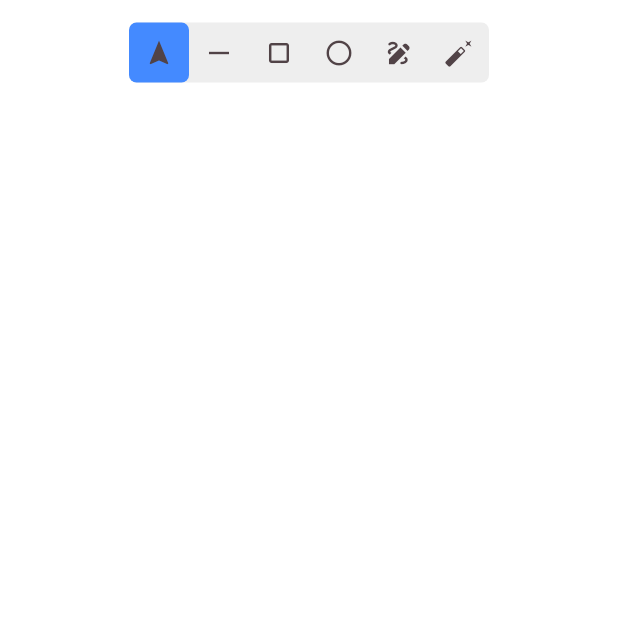
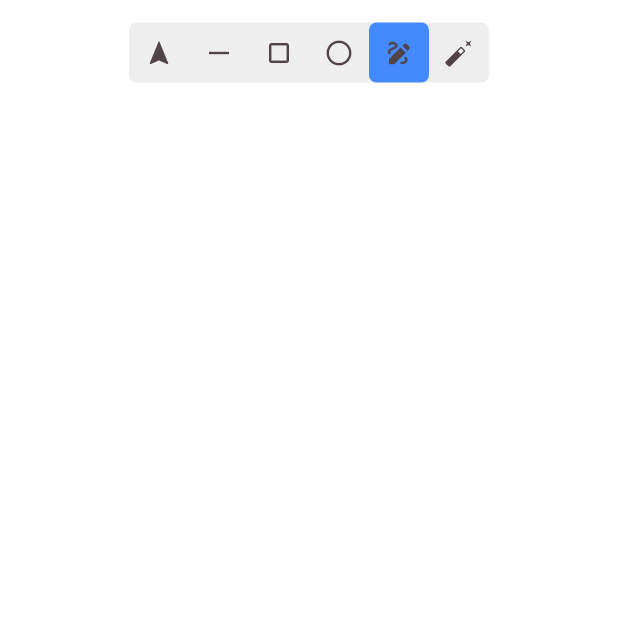
Before and after one commit to Adamv27/webpaint, a Flutter app: the screen it shows after launch, on a phone screen of 412 x 824 dp, the top half of it. Run offline on Flutter 3.47's test engine with Material 3 defaults, Android fonts, the phone set to English and light mode, and no system bars.

Commit message:
Implement provider to manage the overall canvas state

```diff
--- a/lib/canvas_page.dart
+++ b/lib/canvas_page.dart
@@ -1,9 +1,11 @@
 import 'dart:async';
-
 import 'package:flutter/material.dart';
+import 'package:provider/provider.dart';
+import 'package:webpaint/providers/canvas_state.dart';
 import 'package:webpaint/utilities/drawing.dart';
 import 'package:webpaint/widgets/painter.dart';
 import 'package:webpaint/widgets/toolbar.dart';
+import 'package:webpaint/utilities/tools.dart';
 
 class CanvasPage extends StatefulWidget {
   const CanvasPage({super.key});
@@ -19,7 +21,8 @@ class _CanvasPageState extends State<CanvasPage> {
   final drawingsStreamController = StreamController<List<Drawing>>.broadcast();
   final currentDrawingStreamController = StreamController<Drawing>.broadcast();
 
-  void onPanStart(DragStartDetails details) {
+  void onPanStart(DragStartDetails details, Tools tool) {
+    print(tool);
     final box = context.findRenderObject() as RenderBox;
     final point = box.globalToLocal(details.globalPosition);
     currentDrawing = Drawing([point], Colors.green, 1);
@@ -46,15 +49,17 @@ class _CanvasPageState extends State<CanvasPage> {
         children: [
           buildAllDrawings(context),
           buildCurrentPath(context),
-          const ToolBar(),
+          ToolBar(),
         ],
       ),
     );
   }
 
   GestureDetector buildCurrentPath(BuildContext context) {
+    CanvasState canvasState = context.watch<CanvasState>();
     return GestureDetector(
-      onPanStart: onPanStart,
+      onPanStart: (DragStartDetails details) =>
+          onPanStart(details, canvasState.selectedTool),
       onPanUpdate: onPanUpdate,
       onPanEnd: onPanEnd,
       child: RepaintBoundary(
--- a/lib/main.dart
+++ b/lib/main.dart
@@ -1,5 +1,7 @@
 import 'package:flutter/material.dart';
 import 'package:webpaint/canvas_page.dart';
+import 'package:provider/provider.dart';
+import 'package:webpaint/providers/canvas_state.dart';
 
 void main() {
   runApp(const MyApp());
@@ -10,7 +12,9 @@
 
   @override
   Widget build(BuildContext context) {
-    return MaterialApp(
+    return ChangeNotifierProvider(
+      create: (context) => CanvasState(),
+      child: MaterialApp(
         title: 'Flutter Demo',
         theme: ThemeData(
           colorScheme: ColorScheme.fromSeed(
@@ -20,6 +24,7 @@
           scaffoldBackgroundColor: Colors.white,
         ),
         home: const CanvasPage(),
+      ),
     );
   }
 }
--- /dev/null
+++ b/lib/providers/canvas_state.dart
@@ -0,0 +1,11 @@
+import 'package:flutter/material.dart';
+import 'package:webpaint/utilities/tools.dart';
+
+class CanvasState extends ChangeNotifier {
+  Tools selectedTool = Tools.pencil;
+
+  void setSelectedTool(tool) {
+    selectedTool = tool;
+    notifyListeners();
+  }
+}
--- /dev/null
+++ b/lib/utilities/tools.dart
@@ -0,0 +1,16 @@
+import 'package:flutter/material.dart';
+
+enum Tools {
+  pointer(icon: Icon(Icons.navigation)),
+  line(icon: Icon(Icons.horizontal_rule)),
+  square(icon: Icon(Icons.crop_square)),
+  circle(icon: Icon(Icons.circle_outlined)),
+  pencil(icon: Icon(Icons.draw)),
+  eraser(icon: Icon(Icons.auto_fix_normal));
+
+  const Tools({
+    required this.icon,
+  });
+
+  final Icon icon;
+}
--- a/lib/widgets/toolbar.dart
+++ b/lib/widgets/toolbar.dart
@@ -1,32 +1,12 @@
 import "package:flutter/material.dart";
+import "package:webpaint/providers/canvas_state.dart";
+import "package:webpaint/utilities/tools.dart";
+import 'package:provider/provider.dart';
 
-class ToolBar extends StatefulWidget {
-  const ToolBar({super.key});
-
-  @override
-  State<ToolBar> createState() => _ToolBarState();
-}
-
-enum Tools {
-  pointer(icon: Icon(Icons.navigation)),
-  line(icon: Icon(Icons.horizontal_rule)),
-  square(icon: Icon(Icons.crop_square)),
-  circle(icon: Icon(Icons.circle_outlined)),
-  pencil(icon: Icon(Icons.draw)),
-  eraser(icon: Icon(Icons.auto_fix_normal));
-
-  const Tools({
-    required this.icon,
-  });
-
-  final Icon icon;
-}
-
-class _ToolBarState extends State<ToolBar> {
-  Tools selectedTool = Tools.pointer;
-
+class ToolBar extends StatelessWidget {
   @override
   Widget build(BuildContext context) {
+    CanvasState canvasState = context.watch<CanvasState>();
     return Padding(
       padding: const EdgeInsets.all(15),
       child: Container(
@@ -39,14 +19,21 @@ class _ToolBarState extends State<ToolBar> {
           ),
           child: Row(
             mainAxisSize: MainAxisSize.min,
-            children: [for (var tool in Tools.values) buildIconButton(tool)],
+            children: [
+              for (var tool in Tools.values)
+                buildIconButton(
+                  tool,
+                  canvasState,
+                )
+            ],
           ),
         ),
       ),
     );
   }
 
-  Container buildIconButton(Tools tool) {
+  Container buildIconButton(Tools tool, CanvasState canvasState) {
+    final selectedTool = canvasState.selectedTool;
     return Container(
       decoration: BoxDecoration(
         color: selectedTool == tool ? Colors.blueAccent.shade200 : null,
@@ -58,11 +45,7 @@ class _ToolBarState extends State<ToolBar> {
           highlightColor: Colors.transparent,
           hoverColor: Colors.transparent,
           icon: tool.icon,
-          onPressed: () {
-            setState(() {
-              selectedTool = tool;
-            });
-          },
+          onPressed: () => canvasState.setSelectedTool(tool),
         ),
       ),
     );
--- a/pubspec.yaml
+++ b/pubspec.yaml
@@ -35,6 +35,7 @@ dependencies:
   # The following adds the Cupertino Icons font to your application.
   # Use with the CupertinoIcons class for iOS style icons.
   cupertino_icons: ^1.0.6
+  provider: ^6.1.2
 
 dev_dependencies:
   flutter_test:
```
Also changed, not shown: pubspec.lock. Lines whose indentation alone changed are shown as unchanged.
